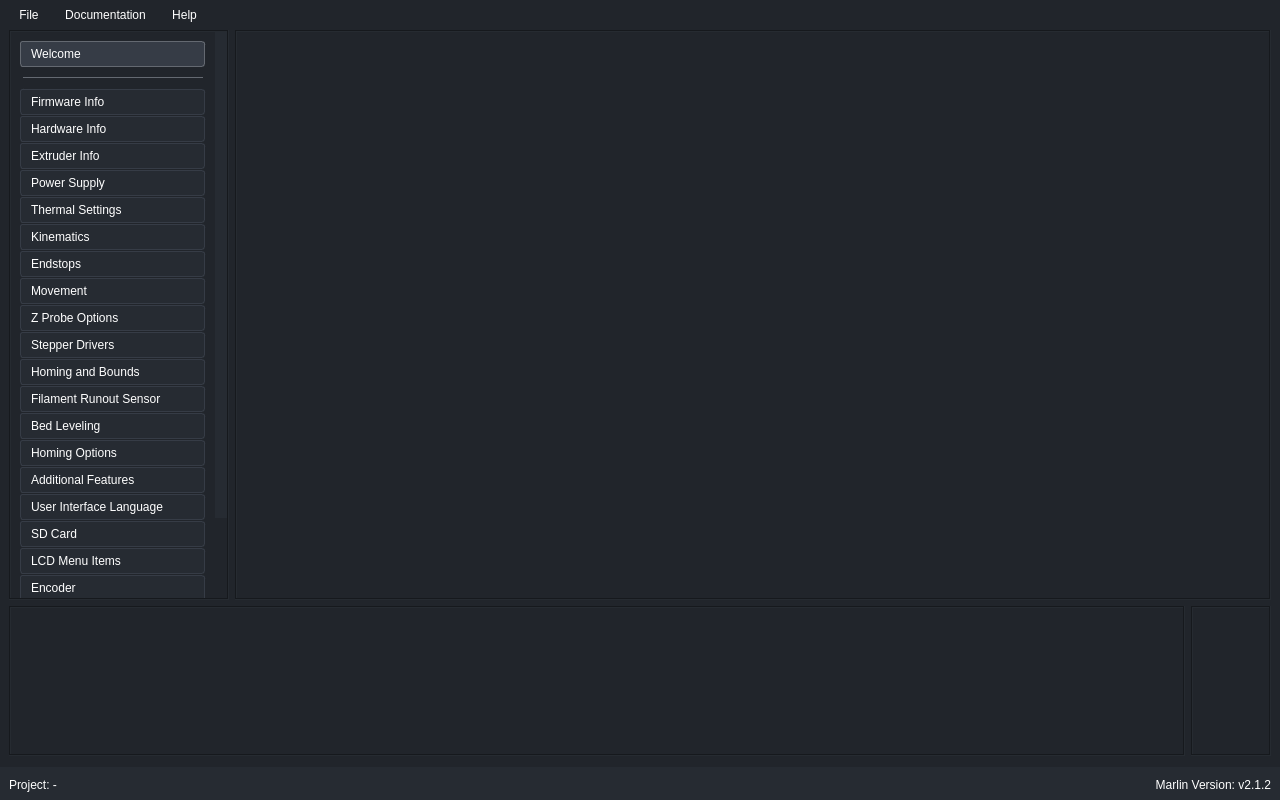
Before: the Qt Designer form gui/MainWindow.ui in SimonBuxx/iloop-marlin-configurator, drawn with Qt 5.
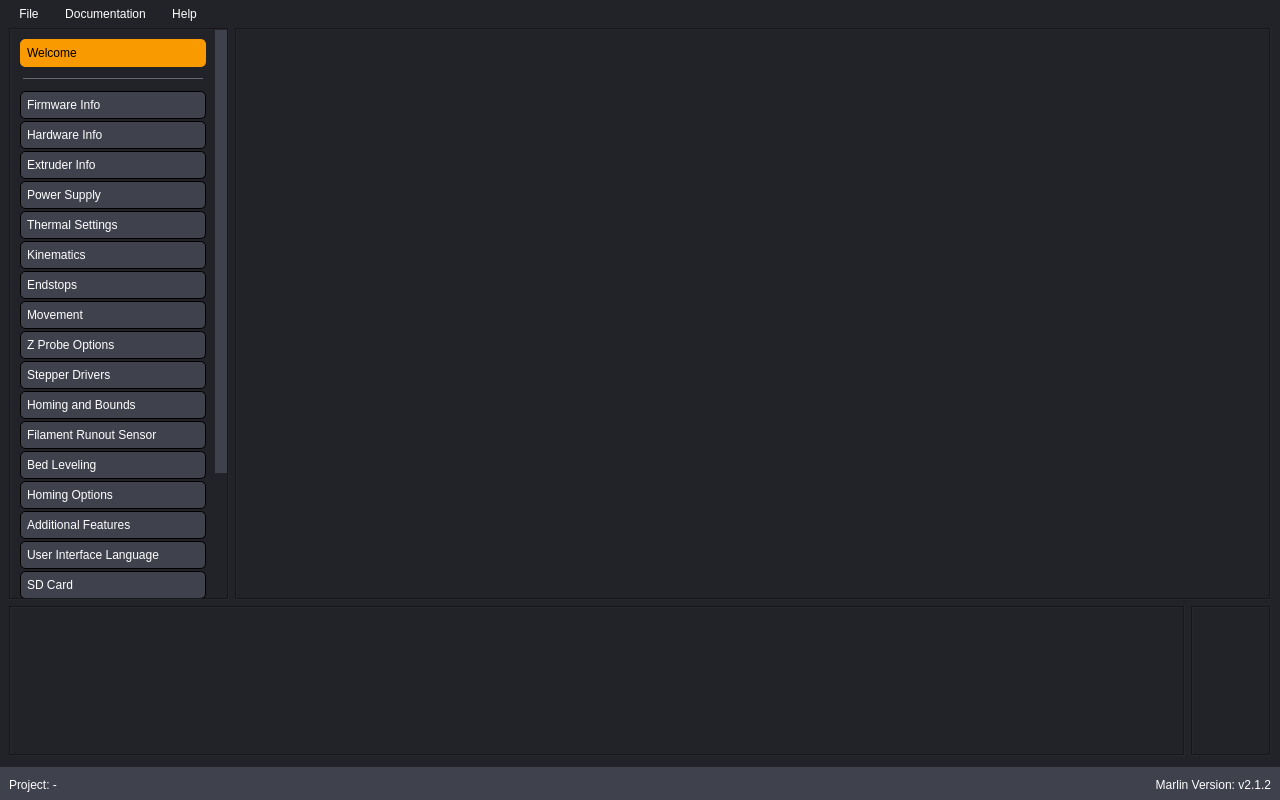
After: the same form once the commit is applied. The open tabs and pages were chosen to show the change. Icons and pictures are not drawn. Custom widgets are drawn as their Qt base class.

```diff
--- a/gui/MainWindow.ui
+++ b/gui/MainWindow.ui
@@ -12,7 +12,7 @@
   </property>
   <property name="minimumSize">
    <size>
-    <width>1100</width>
+    <width>1280</width>
     <height>800</height>
    </size>
   </property>
@@ -26,17 +26,18 @@
   <property name="styleSheet">
    <string notr="true">QWidget {
 	font-family: &quot;Source Sans Pro&quot;;
-	background: rgb(33, 37, 43);
-    selection-background-color: rgb(40, 46, 53);
-	color: white;
+	background: rgb(34, 35, 40);
+    selection-background-color: rgb(63, 65, 77);
 }
 
 QMenuBar {
 	padding: 3px;
+	color: white;
 }
 
 QMenuBar::item {
-	padding: 5px 10px;
+	padding: 2px 10px;
+	margin: 2px 0;
 	border-radius: 3px;
 }
 
@@ -49,7 +50,7 @@
 }
 
 QMenuBar::item:selected {
-    background-color: rgb(38, 43, 50);
+    background-color: rgb(63, 65, 77);
 }
 
 QMenu::item:disabled {
@@ -64,39 +65,16 @@
 	color: rgb(180, 180, 180);
 }
 
-QTabWidget::pane {
-	border: none;
-}
-
-QTabBar::tab {
-	background: rgb(38, 43, 50);
-	border: 1px solid rgb(54, 60, 70);
-	border-bottom: none;
-	padding: 5px 10px;
-	border-top-left-radius: 3px;
-    border-top-right-radius: 3px;
-	margin: 0 1px;
-
-}
-
-QTabBar::tab:!selected {
-    margin-top: 2px;
-}
-
-QTabBar::tab:selected {
-    background: rgb(54, 60, 70);
-}
-
 QScrollBar:vertical
 {
     width: 12px;
 	border: none;
-	background: rgb(33, 37, 43);
+	background: rgb(34, 35, 40);
 }
 
 QScrollBar::handle:vertical
 {
-    background: rgb(38, 43, 50);
+    background: rgb(63, 65, 77);
     min-width: 12px;
 }
 
@@ -151,7 +129,11 @@
       </property>
       <property name="styleSheet">
        <string notr="true">QFrame {
-	background: rgb(38, 43, 50);
+	background: rgb(63, 65, 77);
+}
+
+QLabel {
+	color: white;
 }</string>
       </property>
       <property name="frameShape">
@@ -212,17 +194,18 @@
          </property>
          <property name="styleSheet">
           <string notr="true">QPushButton {
-	background: rgb(38, 43, 50);
-	padding: 5px 10px;
-	border: 1px solid rgb(54, 60, 70);
-    border-radius: 3px;
+	background: rgb(63, 65, 77);
+	color: white;
+	padding: 6px;
+    border: 1px solid black;
+    border-radius: 5px;
 	text-align: left;
-	margin-right: 1px;
 }
 
 QPushButton::checked {
-      border: 1px solid rgb(100, 105, 113);
-	  background: rgb(54, 60, 70);
+      border: 1px solid rgb(249, 154, 0);
+	  background: rgb(249, 154, 0);
+	  color: black;
 }
 
 QPushButton:hover {
@@ -251,6 +234,12 @@
           </property>
           <item row="0" column="1" rowspan="3">
            <widget class="QStackedWidget" name="stackedWidget">
+            <property name="sizePolicy">
+             <sizepolicy hsizetype="Preferred" vsizetype="Expanding">
+              <horstretch>0</horstretch>
+              <verstretch>0</verstretch>
+             </sizepolicy>
+            </property>
             <property name="currentIndex">
              <number>3</number>
             </property>
@@ -334,8 +323,8 @@
                   <rect>
                    <x>0</x>
                    <y>0</y>
-                   <width>96</width>
-                   <height>26</height>
+                   <width>1037</width>
+                   <height>571</height>
                   </rect>
                  </property>
                  <layout class="QGridLayout" name="gridLayout_7">
@@ -354,7 +343,7 @@
                   <item row="0" column="0">
                    <widget class="FirmwarePage" name="uFirmwarePage" native="true">
                     <property name="sizePolicy">
-                     <sizepolicy hsizetype="Preferred" vsizetype="Expanding">
+                     <sizepolicy hsizetype="Preferred" vsizetype="Preferred">
                       <horstretch>0</horstretch>
                       <verstretch>0</verstretch>
                      </sizepolicy>
@@ -374,9 +363,9 @@
                        <colorrole role="Button">
                         <brush brushstyle="SolidPattern">
                          <color alpha="255">
-                          <red>33</red>
-                          <green>37</green>
-                          <blue>43</blue>
+                          <red>34</red>
+                          <green>35</green>
+                          <blue>40</blue>
                          </color>
                         </brush>
                        </colorrole>
@@ -401,27 +390,27 @@
                        <colorrole role="Base">
                         <brush brushstyle="SolidPattern">
                          <color alpha="255">
-                          <red>33</red>
-                          <green>37</green>
-                          <blue>43</blue>
+                          <red>34</red>
+                          <green>35</green>
+                          <blue>40</blue>
                          </color>
                         </brush>
                        </colorrole>
                        <colorrole role="Window">
                         <brush brushstyle="SolidPattern">
                          <color alpha="255">
-                          <red>33</red>
-                          <green>37</green>
-                          <blue>43</blue>
+                          <red>34</red>
+                          <green>35</green>
+                          <blue>40</blue>
                          </color>
                         </brush>
                        </colorrole>
                        <colorrole role="Highlight">
                         <brush brushstyle="SolidPattern">
                          <color alpha="255">
-                          <red>40</red>
-                          <green>46</green>
-                          <blue>53</blue>
+                          <red>63</red>
+                          <green>65</green>
+                          <blue>77</blue>
                          </color>
                         </brush>
                        </colorrole>
@@ -448,9 +437,9 @@
                        <colorrole role="Button">
                         <brush brushstyle="SolidPattern">
                          <color alpha="255">
-                          <red>33</red>
-                          <green>37</green>
-                          <blue>43</blue>
+                          <red>34</red>
+                          <green>35</green>
+                          <blue>40</blue>
                          </color>
                         </brush>
                        </colorrole>
@@ -475,27 +464,27 @@
                        <colorrole role="Base">
                         <brush brushstyle="SolidPattern">
                          <color alpha="255">
-                          <red>33</red>
-                          <green>37</green>
-                          <blue>43</blue>
+                          <red>34</red>
+                          <green>35</green>
+                          <blue>40</blue>
                          </color>
                         </brush>
                        </colorrole>
                        <colorrole role="Window">
                         <brush brushstyle="SolidPattern">
                          <color alpha="255">
-                          <red>33</red>
-                          <green>37</green>
-                          <blue>43</blue>
+                          <red>34</red>
+                          <green>35</green>
+                          <blue>40</blue>
                          </color>
                         </brush>
                        </colorrole>
                        <colorrole role="Highlight">
                         <brush brushstyle="SolidPattern">
                          <color alpha="255">
-                          <red>40</red>
-                          <green>46</green>
-                          <blue>53</blue>
+                          <red>63</red>
+                          <green>65</green>
+                          <blue>77</blue>
                          </color>
                         </brush>
                        </colorrole>
@@ -522,9 +511,9 @@
                        <colorrole role="Button">
                         <brush brushstyle="SolidPattern">
                          <color alpha="255">
-                          <red>33</red>
-                          <green>37</green>
-                          <blue>43</blue>
+                          <red>34</red>
+                          <green>35</green>
+                          <blue>40</blue>
                          </color>
                         </brush>
                        </colorrole>
@@ -549,27 +538,27 @@
                        <colorrole role="Base">
                         <brush brushstyle="SolidPattern">
                          <color alpha="255">
-                          <red>33</red>
-                          <green>37</green>
-                          <blue>43</blue>
+                          <red>34</red>
+                          <green>35</green>
+                          <blue>40</blue>
                          </color>
                         </brush>
                        </colorrole>
                        <colorrole role="Window">
                         <brush brushstyle="SolidPattern">
                          <color alpha="255">
-                          <red>33</red>
-                          <green>37</green>
-                          <blue>43</blue>
+                          <red>34</red>
+                          <green>35</green>
+                          <blue>40</blue>
                          </color>
                         </brush>
                        </colorrole>
                        <colorrole role="Highlight">
                         <brush brushstyle="SolidPattern">
                          <color alpha="255">
-                          <red>40</red>
-                          <green>46</green>
-                          <blue>53</blue>
+                          <red>63</red>
+                          <green>65</green>
+                          <blue>77</blue>
                          </color>
                         </brush>
                        </colorrole>
@@ -796,7 +785,7 @@
                <x>0</x>
                <y>0</y>
                <width>204</width>
-               <height>798</height>
+               <height>868</height>
               </rect>
              </property>
              <property name="layoutDirection">
@@ -807,7 +796,7 @@
              </property>
              <layout class="QVBoxLayout" name="verticalLayout">
               <property name="spacing">
-               <number>1</number>
+               <number>2</number>
               </property>
               <property name="leftMargin">
                <number>9</number>
@@ -1467,7 +1456,7 @@
      <x>0</x>
      <y>0</y>
      <width>1280</width>
-     <height>30</height>
+     <height>28</height>
     </rect>
    </property>
    <widget class="QMenu" name="menuDatei">
```
Left out of the diff: 34 changed lines with no effect on the pictures.
